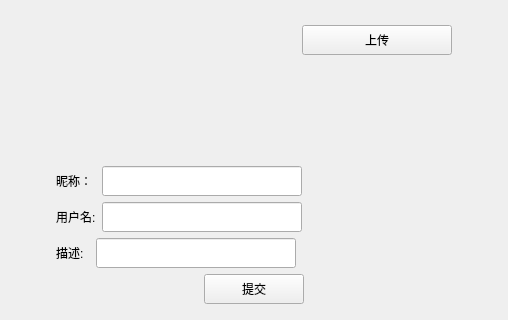
The window that CppChat/dialogs/userinfopage.ui (Algebraaaa/CppChat) describes before a commit, drawn with Qt 5; both pictures show x 0 to 508 and y 180 to 500 of the 508 by 500 pixel window.
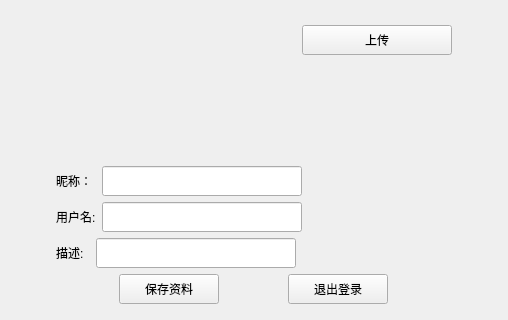
The same window after the commit.

```diff
--- a/CppChat/dialogs/userinfopage.ui
+++ b/CppChat/dialogs/userinfopage.ui
@@ -291,7 +291,20 @@
           </size>
          </property>
          <property name="text">
-          <string>提交</string>
+          <string>保存资料</string>
+         </property>
+        </widget>
+       </item>
+       <item>
+        <widget class="QPushButton" name="logout_btn">
+         <property name="minimumSize">
+          <size><width>100</width><height>30</height></size>
+         </property>
+         <property name="maximumSize">
+          <size><width>100</width><height>30</height></size>
+         </property>
+         <property name="text">
+          <string>退出登录</string>
          </property>
         </widget>
        </item>
```
